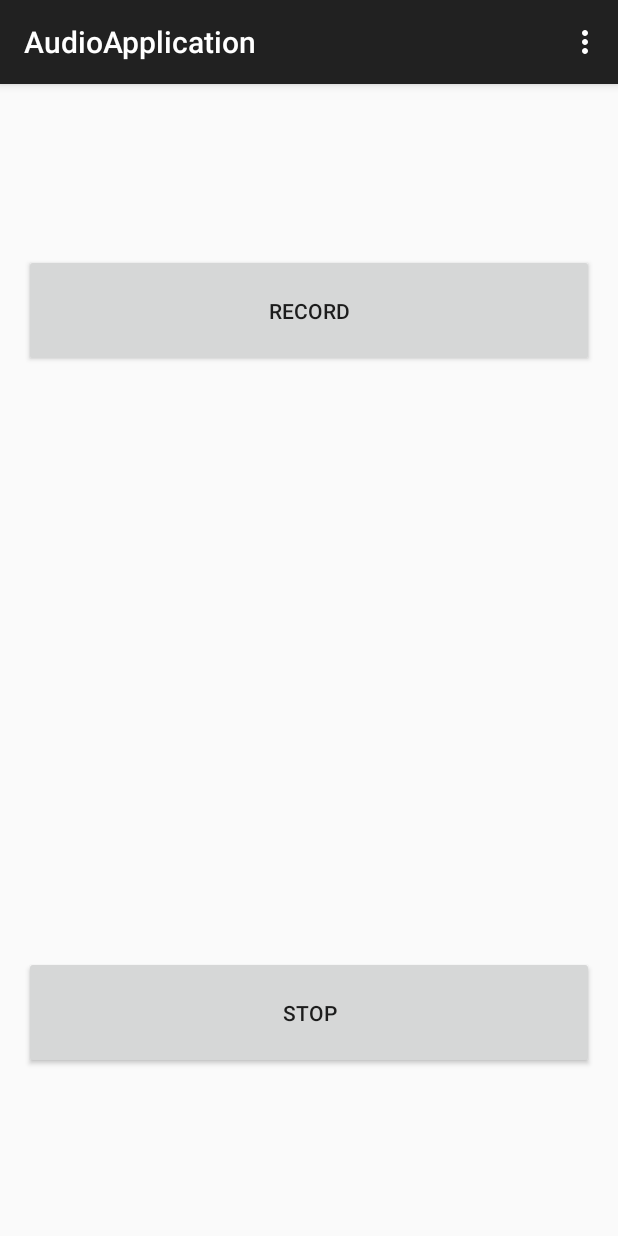
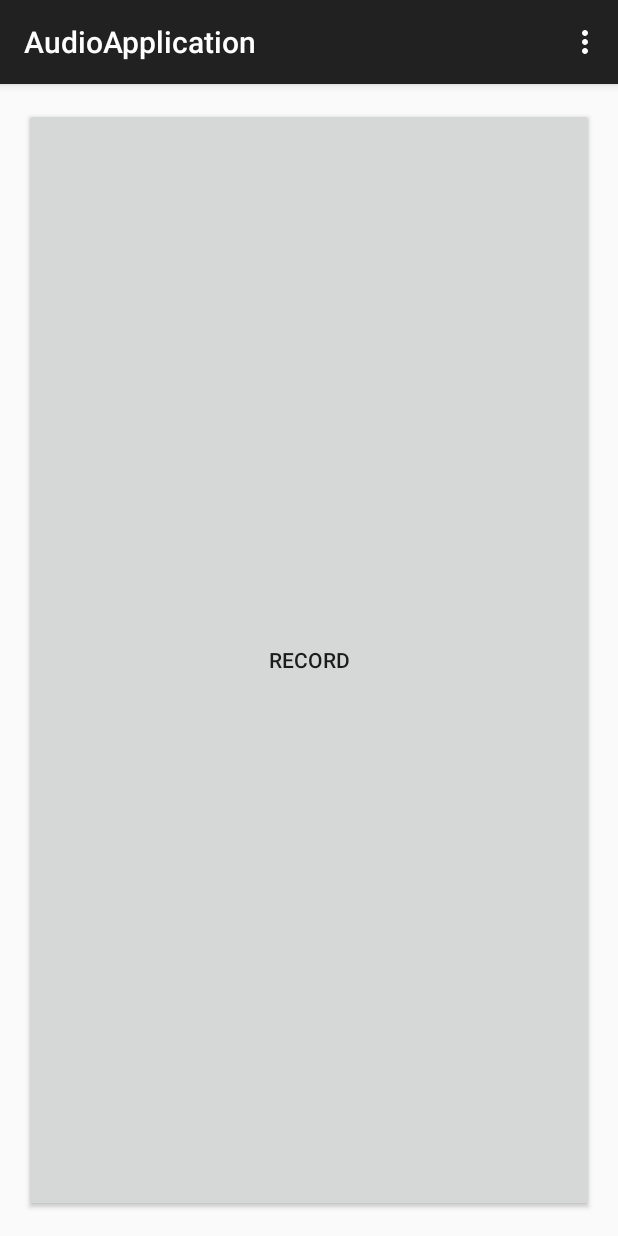
Before and after one commit to hw87244557/CS169, an Android app: the screen it shows after launch (MainActivity), on a phone screen of 412 x 824 dp. Run offline under Robolectric (Android 15) with nearby library versions, the phone set to English and light mode, and no system bars.

Commit message:
UI match parent

```diff
--- a/app/src/main/java/com/example/weihuang/audioapplication/ButtonListener.java
+++ b/app/src/main/java/com/example/weihuang/audioapplication/ButtonListener.java
@@ -43,7 +43,7 @@ public class ButtonListener implements Button.OnClickListener{
 //                break;
             case R.id.button_record:
                 view.setVisibility(View.INVISIBLE);
-//                ((Activity) mContext).findViewById(R.id.button_play).setVisibility(View.INVISIBLE);
+                ((Activity) mContext).findViewById(R.id.button_stop).setVisibility(View.VISIBLE);
                 /* auto play */
                 taskTransmit = new TaskTransmit(mToneCreator2);
                 taskTransmit.execute();
@@ -59,6 +59,7 @@ public class ButtonListener implements Button.OnClickListener{
 //                break;
             case R.id.button_stop:
                 if (recordTask != null) {
+                    view.setVisibility(View.INVISIBLE);
                     recordTask.stopRecord();
                     taskTransmit.stopTransmit();
                 }
--- a/app/src/main/java/com/example/weihuang/audioapplication/TaskRecord.java
+++ b/app/src/main/java/com/example/weihuang/audioapplication/TaskRecord.java
@@ -139,8 +139,8 @@ class TaskRecord extends AsyncTask<Void, Integer, Void> {
                 .findViewById(R.id.button_record)
                 .setVisibility(View.VISIBLE);
 //        ((Activity) mContext)
-//                .findViewById(R.id.button_record2)
-//                .setVisibility(View.VISIBLE);
+//                .findViewById(R.id.button_stop)
+//                .setVisibility(View.GONE);
     }
 
     public void stopRecord() {
--- a/app/src/main/res/layout/activity_main.xml
+++ b/app/src/main/res/layout/activity_main.xml
@@ -14,13 +14,10 @@
         <!--android:layout_centerHorizontal="true" />-->
     <Button
         android:id="@+id/button_stop"
-        android:layout_width="120dp"
-        android:layout_height="75dp"
+        android:layout_width="match_parent"
+        android:layout_height="match_parent"
         android:text="Stop"
-        android:layout_alignParentBottom="true"
-        android:layout_marginBottom="95dp"
-        android:layout_alignParentStart="true"
-        android:layout_alignParentEnd="true" />
+        android:visibility="gone"/>
         <!--android:layout_alignStart="@+id/button_record" />-->
     <!--<Button-->
         <!--android:id="@+id/button_play"-->
@@ -41,12 +38,8 @@
 
     <Button
         android:id="@+id/button_record"
-        android:layout_width="120dp"
-        android:layout_height="75dp"
-        android:text="Record"
-        android:layout_alignParentTop="true"
-        android:layout_marginTop="97dp"
-        android:layout_alignParentStart="true"
-        android:layout_alignParentEnd="true" />
+        android:layout_width="match_parent"
+        android:layout_height="match_parent"
+        android:text="Record"/>
 
 </RelativeLayout>
```
Also changed, not shown: 3 other files.
